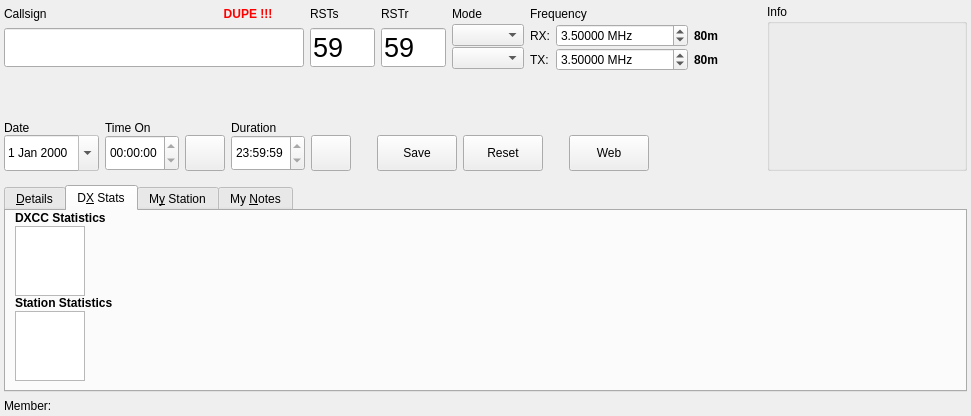
Above: ui/NewContactWidget.ui from aa5sh/QLog before the change. Below: the same form after it.
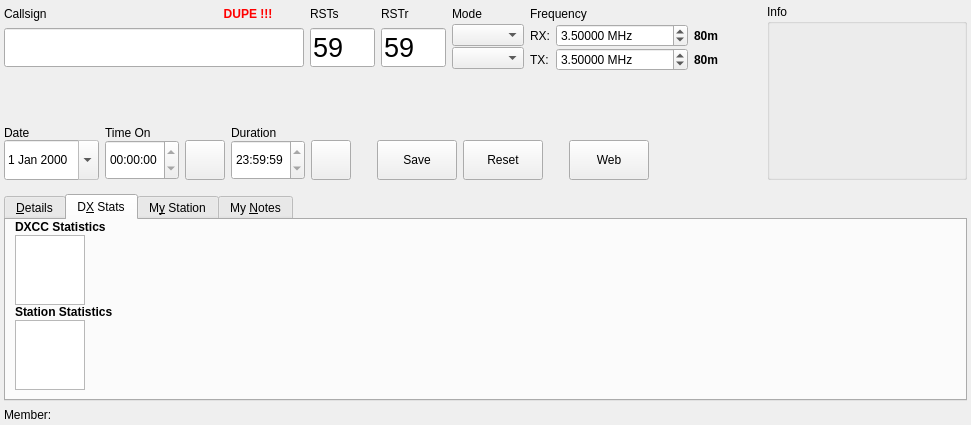
That is the form after the change. The open tabs and pages were chosen to show the change. Icons and pictures are not drawn. Custom widgets are drawn as their Qt base class.

Commit message: Fixing #989 - NewContact: Improved DXCC Table first column expansion

Patch:
```diff
--- a/ui/NewContactWidget.ui
+++ b/ui/NewContactWidget.ui
@@ -7,7 +7,7 @@
     <x>0</x>
     <y>0</y>
     <width>971</width>
-    <height>416</height>
+    <height>425</height>
    </rect>
   </property>
   <property name="sizePolicy">
@@ -1481,10 +1481,10 @@
           <bool>false</bool>
          </attribute>
          <attribute name="verticalHeaderMinimumSectionSize">
-          <number>21</number>
+          <number>23</number>
          </attribute>
          <attribute name="verticalHeaderDefaultSectionSize">
-          <number>21</number>
+          <number>23</number>
          </attribute>
         </widget>
        </item>
@@ -1531,10 +1531,10 @@
           <number>45</number>
          </attribute>
          <attribute name="verticalHeaderMinimumSectionSize">
-          <number>21</number>
+          <number>23</number>
          </attribute>
          <attribute name="verticalHeaderDefaultSectionSize">
-          <number>21</number>
+          <number>23</number>
          </attribute>
         </widget>
        </item>
```
The commit also changes 1 other file.
